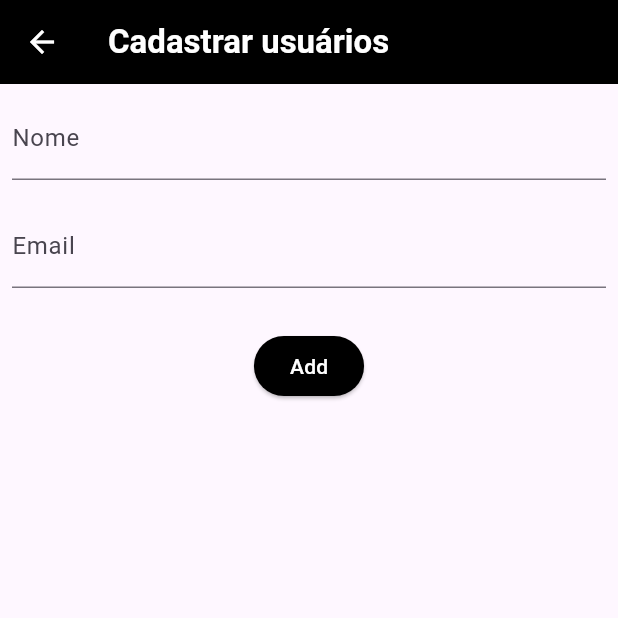
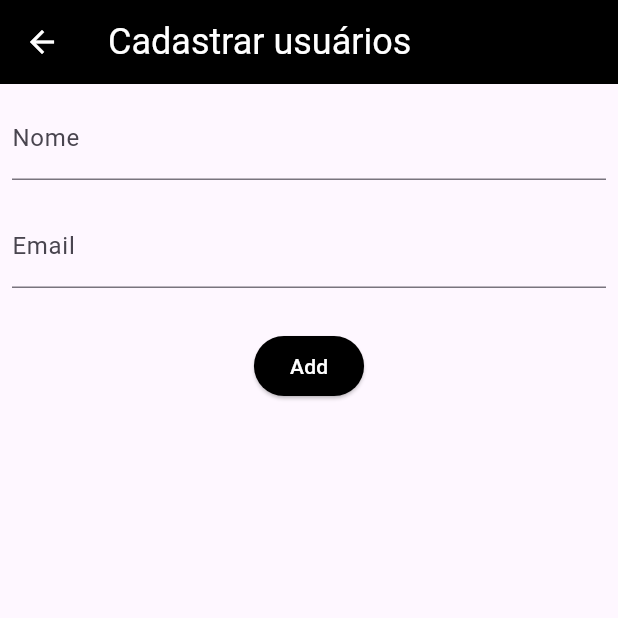
Before and after one commit to atevilson/App-Clean-Code, a Flutter app: the UserCreatePage screen opened directly, on a phone screen of 412 x 824 dp, the top half of it. Run offline on Flutter 3.47's test engine with Material 3 defaults, Android fonts, the light colour scheme and no system bars; our stand-ins replace equatable, flutter_bloc.

Commit message:
removendo estilizaçao da appbar, definido na main

```diff
--- a/lib/src/features/user/presentation/pages/user_create_page.dart
+++ b/lib/src/features/user/presentation/pages/user_create_page.dart
@@ -16,14 +16,8 @@ class UserCreatePage extends StatelessWidget {
   Widget build(BuildContext context) {
     return Scaffold(
       appBar: AppBar(
-        backgroundColor: Colors.black,
         title: const Text(
           "Cadastrar usuários",
-          style: TextStyle(
-            fontSize: 22.0,
-            fontWeight: FontWeight.bold,
-            color: Colors.white,
-          ),
         ),
       ),
       body: BlocListener<UserBloc, UserState>(
```
